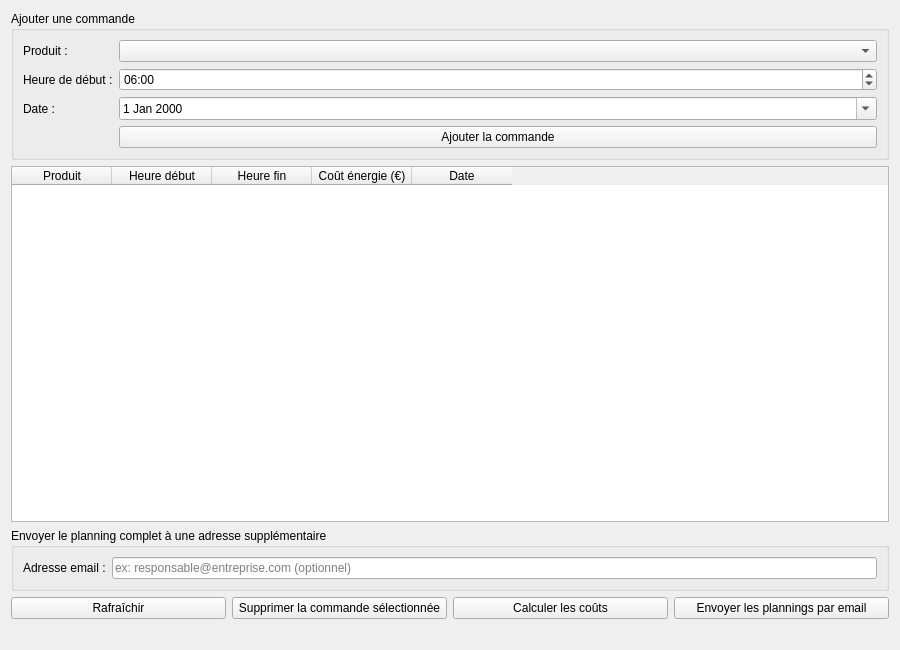
First picture: the form in systinfov2/ui/orders_tab.ui, repository jabiiiiir/systeme-info-, before the edit.
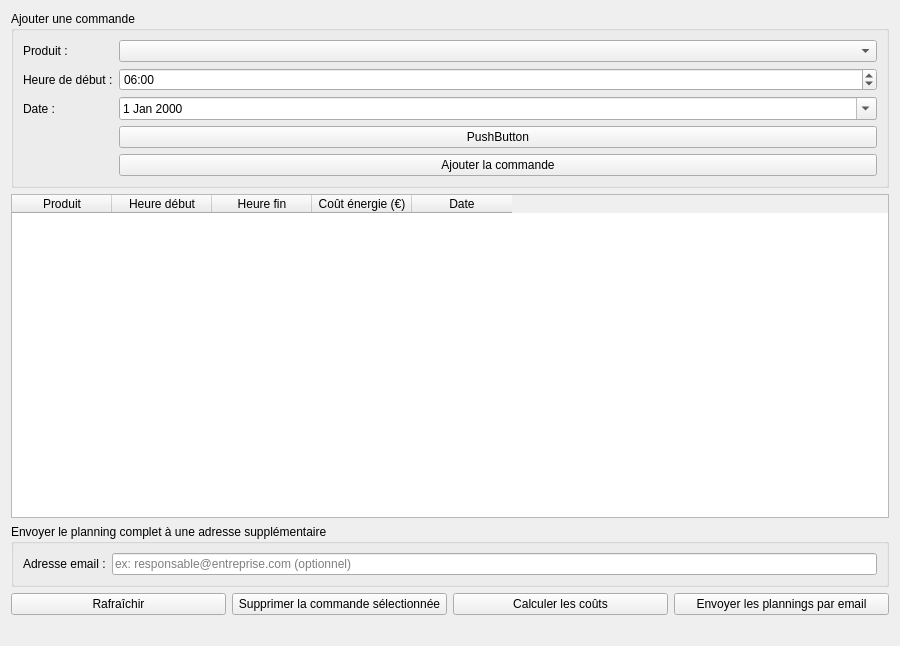
Second picture: the form after the edit.

What changed in the file:
```diff
--- a/systinfov2/ui/orders_tab.ui
+++ b/systinfov2/ui/orders_tab.ui
@@ -3,7 +3,12 @@
  <class>OrdersTab</class>
  <widget class="QWidget" name="OrdersTab">
   <property name="geometry">
-   <rect><x>0</x><y>0</y><width>900</width><height>650</height></rect>
+   <rect>
+    <x>0</x>
+    <y>0</y>
+    <width>900</width>
+    <height>646</height>
+   </rect>
   </property>
   <layout class="QVBoxLayout" name="verticalLayout">
    <item>
@@ -33,12 +38,25 @@
         <property name="calendarPopup"><bool>true</bool></property>
        </widget>
       </item>
-      <item row="3" column="0">
-       <widget class="QLabel" name="lbl_empty"><property name="text"><string/></property></widget>
+      <item row="4" column="0">
+       <widget class="QLabel" name="lbl_empty">
+        <property name="text">
+         <string/>
+        </property>
+       </widget>
       </item>
-      <item row="3" column="1">
+      <item row="4" column="1">
        <widget class="QPushButton" name="btn_add_order">
-        <property name="text"><string>Ajouter la commande</string></property>
+        <property name="text">
+         <string>Ajouter la commande</string>
+        </property>
+       </widget>
+      </item>
+      <item row="3" column="1">
+       <widget class="QPushButton" name="pushButton">
+        <property name="text">
+         <string>PushButton</string>
+        </property>
        </widget>
       </item>
      </layout>
@@ -52,11 +70,31 @@
      <property name="selectionBehavior">
       <enum>QAbstractItemView::SelectRows</enum>
      </property>
-     <column><property name="text"><string>Produit</string></property></column>
-     <column><property name="text"><string>Heure début</string></property></column>
-     <column><property name="text"><string>Heure fin</string></property></column>
-     <column><property name="text"><string>Coût énergie (€)</string></property></column>
-     <column><property name="text"><string>Date</string></property></column>
+     <column>
+      <property name="text">
+       <string>Produit</string>
+      </property>
+     </column>
+     <column>
+      <property name="text">
+       <string>Heure début</string>
+      </property>
+     </column>
+     <column>
+      <property name="text">
+       <string>Heure fin</string>
+      </property>
+     </column>
+     <column>
+      <property name="text">
+       <string>Coût énergie (€)</string>
+      </property>
+     </column>
+     <column>
+      <property name="text">
+       <string>Date</string>
+      </property>
+     </column>
     </widget>
    </item>
    <item>
```
Left out of the diff: 76 changed lines with no effect on the pictures.
